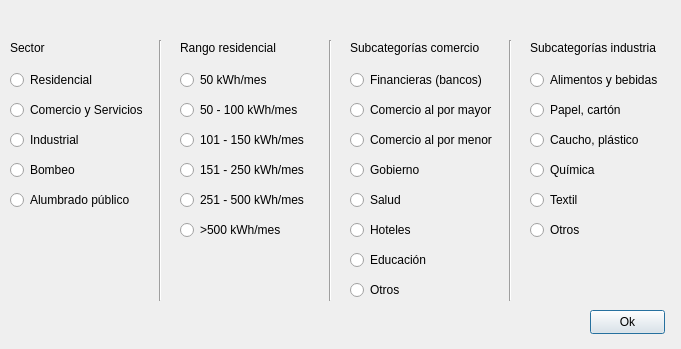
ErnestoVivas/Multiconsult-ppcc, file ppcc/setcategoriesdialog.ui: the form before one commit.
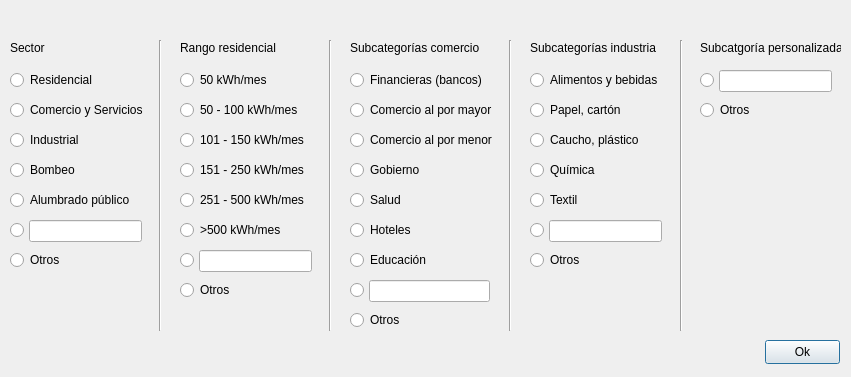
The form after the commit.

Commit message: Custom categories implemented

```diff
--- a/ppcc/setcategoriesdialog.ui
+++ b/ppcc/setcategoriesdialog.ui
@@ -6,8 +6,8 @@
    <rect>
     <x>0</x>
     <y>0</y>
-    <width>681</width>
-    <height>349</height>
+    <width>851</width>
+    <height>377</height>
    </rect>
   </property>
   <property name="windowTitle">
@@ -16,8 +16,8 @@
   <widget class="QPushButton" name="buttonOk">
    <property name="geometry">
     <rect>
-     <x>590</x>
-     <y>310</y>
+     <x>765</x>
+     <y>340</y>
      <width>75</width>
      <height>24</height>
     </rect>
@@ -31,7 +31,7 @@
     <rect>
      <x>10</x>
      <y>10</y>
-     <width>661</width>
+     <width>821</width>
      <height>16</height>
     </rect>
    </property>
@@ -149,7 +149,7 @@
      <x>150</x>
      <y>40</y>
      <width>21</width>
-     <height>261</height>
+     <height>291</height>
     </rect>
    </property>
    <property name="orientation">
@@ -227,7 +227,7 @@
      <x>320</x>
      <y>40</y>
      <width>21</width>
-     <height>261</height>
+     <height>291</height>
     </rect>
    </property>
    <property name="orientation">
@@ -342,7 +342,7 @@
    <property name="geometry">
     <rect>
      <x>350</x>
-     <y>280</y>
+     <y>310</y>
      <width>151</width>
      <height>20</height>
     </rect>
@@ -357,7 +357,7 @@
      <x>500</x>
      <y>40</y>
      <width>21</width>
-     <height>261</height>
+     <height>291</height>
     </rect>
    </property>
    <property name="orientation">
@@ -446,7 +446,174 @@
    <property name="geometry">
     <rect>
      <x>530</x>
+     <y>250</y>
+     <width>131</width>
+     <height>20</height>
+    </rect>
+   </property>
+   <property name="text">
+    <string>Otros</string>
+   </property>
+  </widget>
+  <widget class="QRadioButton" name="radioButtonCustomSector">
+   <property name="geometry">
+    <rect>
+     <x>10</x>
      <y>220</y>
+     <width>21</width>
+     <height>20</height>
+    </rect>
+   </property>
+   <property name="text">
+    <string/>
+   </property>
+  </widget>
+  <widget class="QLineEdit" name="lineEditCustomSector">
+   <property name="geometry">
+    <rect>
+     <x>29</x>
+     <y>220</y>
+     <width>113</width>
+     <height>22</height>
+    </rect>
+   </property>
+  </widget>
+  <widget class="QRadioButton" name="radioButtonOtherResRange">
+   <property name="geometry">
+    <rect>
+     <x>180</x>
+     <y>280</y>
+     <width>89</width>
+     <height>20</height>
+    </rect>
+   </property>
+   <property name="text">
+    <string>Otros</string>
+   </property>
+  </widget>
+  <widget class="QRadioButton" name="radioButtonCustomResRange">
+   <property name="geometry">
+    <rect>
+     <x>180</x>
+     <y>250</y>
+     <width>21</width>
+     <height>20</height>
+    </rect>
+   </property>
+   <property name="text">
+    <string/>
+   </property>
+  </widget>
+  <widget class="QLineEdit" name="lineEditCustomResRange">
+   <property name="geometry">
+    <rect>
+     <x>199</x>
+     <y>250</y>
+     <width>113</width>
+     <height>22</height>
+    </rect>
+   </property>
+  </widget>
+  <widget class="QRadioButton" name="radioButtonCustomCommercial">
+   <property name="geometry">
+    <rect>
+     <x>350</x>
+     <y>280</y>
+     <width>21</width>
+     <height>20</height>
+    </rect>
+   </property>
+   <property name="text">
+    <string/>
+   </property>
+  </widget>
+  <widget class="QLineEdit" name="lineEditCustomCommercial">
+   <property name="geometry">
+    <rect>
+     <x>369</x>
+     <y>280</y>
+     <width>121</width>
+     <height>22</height>
+    </rect>
+   </property>
+  </widget>
+  <widget class="QRadioButton" name="radioButtonCustomIndustrial">
+   <property name="geometry">
+    <rect>
+     <x>530</x>
+     <y>220</y>
+     <width>21</width>
+     <height>20</height>
+    </rect>
+   </property>
+   <property name="text">
+    <string/>
+   </property>
+  </widget>
+  <widget class="QLineEdit" name="lineEditCustomIndustrial">
+   <property name="geometry">
+    <rect>
+     <x>549</x>
+     <y>220</y>
+     <width>113</width>
+     <height>22</height>
+    </rect>
+   </property>
+  </widget>
+  <widget class="Line" name="line_4">
+   <property name="geometry">
+    <rect>
+     <x>673</x>
+     <y>40</y>
+     <width>16</width>
+     <height>291</height>
+    </rect>
+   </property>
+   <property name="orientation">
+    <enum>Qt::Vertical</enum>
+   </property>
+  </widget>
+  <widget class="QLabel" name="label">
+   <property name="geometry">
+    <rect>
+     <x>700</x>
+     <y>40</y>
+     <width>141</width>
+     <height>16</height>
+    </rect>
+   </property>
+   <property name="text">
+    <string>Subcatgoría personalizada</string>
+   </property>
+  </widget>
+  <widget class="QRadioButton" name="radioButtonCustomSubCat">
+   <property name="geometry">
+    <rect>
+     <x>700</x>
+     <y>70</y>
+     <width>21</width>
+     <height>20</height>
+    </rect>
+   </property>
+   <property name="text">
+    <string/>
+   </property>
+  </widget>
+  <widget class="QLineEdit" name="lineEditCustomSubCat">
+   <property name="geometry">
+    <rect>
+     <x>719</x>
+     <y>70</y>
+     <width>113</width>
+     <height>22</height>
+    </rect>
+   </property>
+  </widget>
+  <widget class="QRadioButton" name="radioButtonOtherCustomSubCat">
+   <property name="geometry">
+    <rect>
+     <x>700</x>
+     <y>100</y>
      <width>131</width>
      <height>20</height>
     </rect>
@@ -455,6 +622,19 @@
     <string>Otros</string>
    </property>
   </widget>
+  <widget class="QRadioButton" name="radioButtonOtherSector">
+   <property name="geometry">
+    <rect>
+     <x>10</x>
+     <y>250</y>
+     <width>89</width>
+     <height>20</height>
+    </rect>
+   </property>
+   <property name="text">
+    <string>Otros</string>
+   </property>
+  </widget>
  </widget>
  <resources/>
  <connections/>
```
The commit also changes 13 other files.
